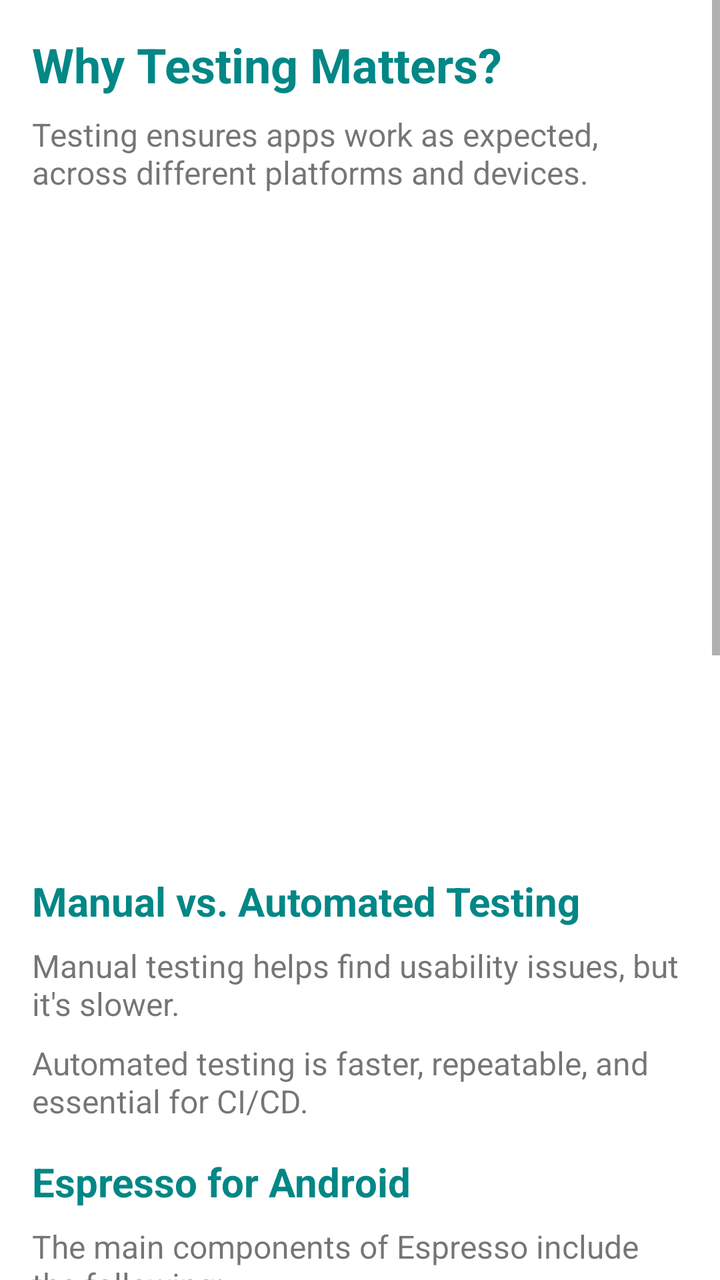
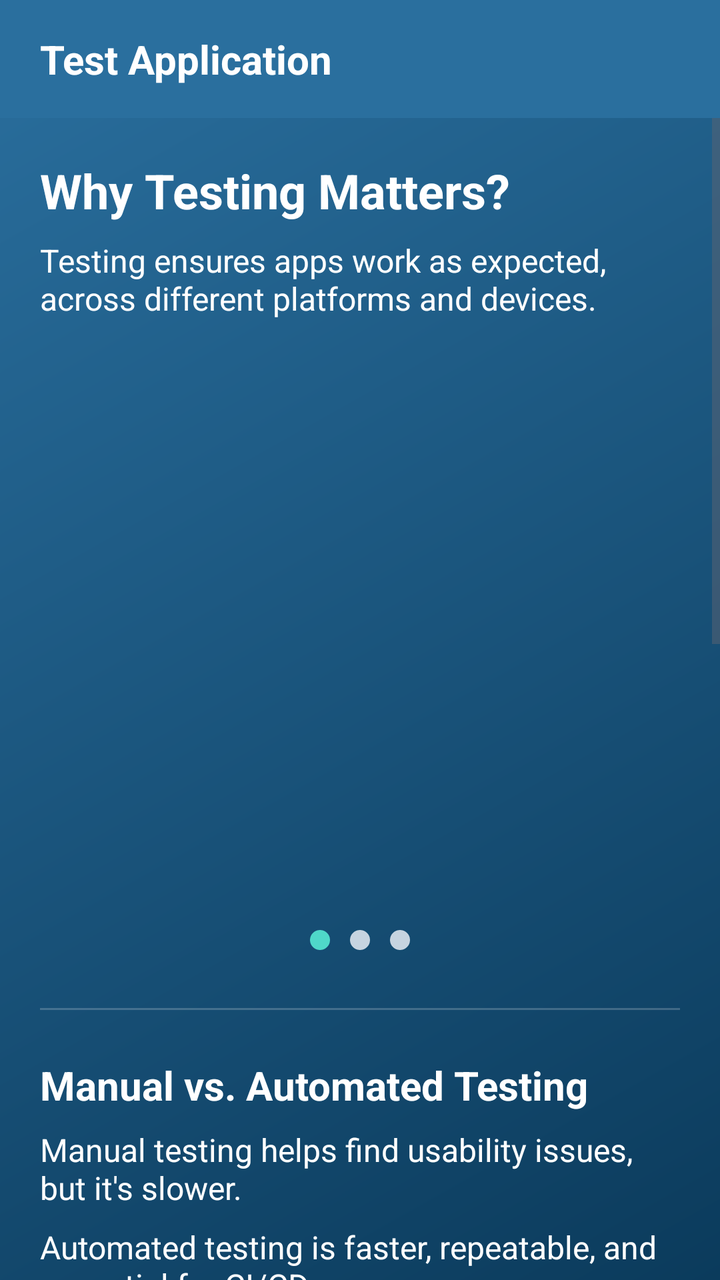

Before-and-after screenshots of an Android layout around one commit, followed by the original layout XML and the change that was made.
<!-- AndroidManifest.xml: application theme Theme.TestApplication -->
<!-- res/layout/activity_scrollable.xml -->
<?xml version="1.0" encoding="utf-8"?>
<ScrollView xmlns:android="http://schemas.android.com/apk/res/android"
    android:layout_width="match_parent"
    android:layout_height="match_parent"
    android:fillViewport="true">

    <LinearLayout
        android:layout_width="match_parent"
        android:layout_height="wrap_content"
        android:orientation="vertical"
        android:padding="16dp">

        
        <TextView
            android:id="@+id/title_text"
            android:layout_width="wrap_content"
            android:layout_height="wrap_content"
            android:text="@string/why_testing_matters_title"
            android:textColor="@color/teal_700"
            android:textSize="24sp"
            android:textStyle="bold"
            android:paddingBottom="8dp"/>

        
        <TextView
            android:id="@+id/intro_text"
            android:layout_width="wrap_content"
            android:layout_height="wrap_content"
            android:text="@string/why_testing_matters_body"
            android:textSize="16sp"
            android:paddingBottom="16dp"/>

        
        <androidx.viewpager2.widget.ViewPager2
            android:id="@+id/carousel"
            android:layout_width="match_parent"
            android:layout_height="260dp"
            android:clipToPadding="false"
            android:paddingTop="10dp"
            android:orientation="horizontal"/>

        
        <com.google.android.material.tabs.TabLayout
            android:id="@+id/tab_layout"
            android:layout_width="wrap_content"
            android:layout_height="wrap_content"
            android:layout_gravity="center_horizontal"
            android:paddingBottom="16dp"/>

        
        <TextView
            android:id="@+id/manual_vs_auto_title"
            android:textColor="@color/teal_700"

            android:layout_width="wrap_content"
            android:layout_height="wrap_content"
            android:text="@string/manual_vs_automated_testing_title"
            android:textSize="20sp"
            android:textStyle="bold"
            android:paddingBottom="8dp"/>

        <TextView
            android:id="@+id/manual_testing_text"
            android:layout_width="wrap_content"
            android:layout_height="wrap_content"
            android:text="@string/manual_vs_automated_testing_body"
            android:textSize="16sp"
            android:paddingBottom="8dp"/>

        <TextView
            android:id="@+id/automated_testing_text"
            android:layout_width="wrap_content"
            android:layout_height="wrap_content"
            android:text="@string/manual_vs_automated_testing_body2"
            android:textSize="16sp"
            android:paddingBottom="16dp"/>


        <TextView
            android:id="@+id/espresso_title"
            android:layout_width="wrap_content"
            android:layout_height="wrap_content"
            android:text="@string/espresso_for_android_title"
            android:textSize="20sp"
            android:textStyle="bold"
            android:textColor="@color/teal_700"
            android:paddingBottom="8dp"/>


        <TextView
            android:id="@+id/espresso_advanced_text"
            android:layout_width="wrap_content"
            android:layout_height="wrap_content"
            android:text="@string/espresso_subtext"
            android:textSize="16sp"
            android:paddingBottom="16dp"/>

        
        <Button
            android:id="@+id/start_learning_button"
            android:layout_width="wrap_content"
            android:layout_height="wrap_content"
            android:text="@string/start_learning_espresso_btn_text"
            android:background="@drawable/round_corners"
            android:textColor="#FFFFFF"
            android:textSize="10sp"
            android:layout_marginTop="80dp"/>
    </LinearLayout>
</ScrollView>
<!-- resources referenced by this layout -->
<resources>
  <color name="teal_700">#FF018786</color>
  <!-- drawable round_corners (drawable) -->
  <?xml version="1.0" encoding="utf-8"?>
  <shape xmlns:android="http://schemas.android.com/apk/res/android">
      <corners android:radius="24dp" />
      <solid android:color="#ec6002" />
  </shape>
  <string name="espresso_for_android_title">Espresso for Android</string>
  <string name="manual_vs_automated_testing_body">Manual testing helps find usability issues, but it\'s slower.</string>
  <string name="manual_vs_automated_testing_title">Manual vs. Automated Testing</string>
  <string name="start_learning_espresso_btn_text">Start Learning Espresso</string>
  <string name="why_testing_matters_title">Why Testing Matters?</string>
  <style name="Theme.TestApplication" parent="Theme.MaterialComponents.DayNight.DarkActionBar">
          
          <item name="colorPrimary">@color/purple_500</item>
          <item name="colorPrimaryVariant">@color/purple_700</item>
          <item name="colorOnPrimary">@color/white</item>
          
          <item name="colorSecondary">@color/teal_200</item>
          <item name="colorSecondaryVariant">@color/teal_700</item>
          <item name="colorOnSecondary">@color/black</item>
          
          <item name="android:statusBarColor">?attr/colorPrimaryVariant</item>
          
      </style>
  <color name="purple_500">#2c7da0</color>
  <color name="purple_700">#013a63</color>
  <color name="white">#FFFFFFFF</color>
  <color name="teal_200">#FF03DAC5</color>
  <color name="black">#FF000000</color>
  <!-- unchanged entries left out for length: 3 -->
</resources>

<!-- the commit's change to res/layout/activity_scrollable.xml (unified diff, before → after) -->
@@ -1,109 +1,174 @@
 <?xml version="1.0" encoding="utf-8"?>
-<ScrollView xmlns:android="http://schemas.android.com/apk/res/android"
+<LinearLayout xmlns:android="http://schemas.android.com/apk/res/android"
     android:layout_width="match_parent"
     android:layout_height="match_parent"
-    android:fillViewport="true">
+    android:background="@drawable/login_background"
+    android:orientation="vertical">
 
-    <LinearLayout
+    <include layout="@layout/app_header" />
+
+    <ScrollView
         android:layout_width="match_parent"
+        android:layout_height="0dp"
+        android:layout_weight="1"
+        android:fillViewport="true">
+
+        <LinearLayout
+            android:id="@+id/scrollable_content"
+            android:layout_width="match_parent"
+            android:layout_height="wrap_content"
+            android:orientation="vertical"
+            android:padding="20dp">
+
+            
+            <TextView
+                android:id="@+id/title_text"
+                android:layout_width="wrap_content"
+                android:layout_height="wrap_content"
+                android:paddingBottom="8dp"
+                android:text="@string/why_testing_matters_title"
+                android:textColor="@color/text_on_dark_primary"
+                android:textSize="24sp"
+                android:textStyle="bold" />
+
+            
+            <TextView
+                android:id="@+id/intro_text"
+                android:layout_width="wrap_content"
+                android:layout_height="wrap_content"
+                android:paddingBottom="20dp"
+                android:text="@string/why_testing_matters_body"
+                android:textColor="@color/text_on_dark_primary"
+                android:textSize="16sp" />
+
+            
+            <androidx.viewpager2.widget.ViewPager2
+                android:id="@+id/carousel"
+                android:layout_width="match_parent"
+                android:layout_height="280dp"
+                android:clipToPadding="false"
+                android:orientation="horizontal"
+                android:paddingTop="10dp" />
+
+            
+            <LinearLayout
+                android:layout_width="wrap_content"
+                android:layout_height="wrap_content"
+                android:layout_gravity="center_horizontal"
+                android:orientation="horizontal"
+                android:paddingBottom="24dp">
+
+                <View
+                    android:id="@+id/dot_1"
+                    android:layout_width="10dp"
+                    android:layout_height="10dp"
+                    android:layout_margin="5dp"
+                    android:background="@drawable/dot_selected" />
+
+                <View
+                    android:id="@+id/dot_2"
+                    android:layout_width="10dp"
+                    android:layout_height="10dp"
+                    android:layout_margin="5dp"
+                    android:background="@drawable/dot_unselected" />
+
+                <View
+                    android:id="@+id/dot_3"
+                    android:layout_width="10dp"
+                    android:layout_height="10dp"
+                    android:layout_margin="5dp"
+                    android:background="@drawable/dot_unselected" />
+            </LinearLayout>
+
+            <View
+                android:layout_width="match_parent"
+                android:layout_height="1dp"
+                android:layout_marginBottom="24dp"
+                android:background="@color/divider_on_dark" />
+
+            
+            <TextView
+                android:id="@+id/manual_vs_auto_title"
+                android:layout_width="wrap_content"
+                android:layout_height="wrap_content"
+                android:paddingBottom="8dp"
+                android:text="@string/manual_vs_automated_testing_title"
+                android:textColor="@color/text_on_dark_primary"
+                android:textSize="20sp"
+                android:textStyle="bold" />
+
+            <TextView
+                android:id="@+id/manual_testing_text"
+                android:layout_width="wrap_content"
+                android:layout_height="wrap_content"
+                android:paddingBottom="8dp"
+                android:text="@string/manual_vs_automated_testing_body"
+                android:textColor="@color/text_on_dark_primary"
+                android:textSize="16sp" />
+
+            <TextView
+                android:id="@+id/automated_testing_text"
+                android:layout_width="wrap_content"
+                android:layout_height="wrap_content"
+                android:paddingBottom="24dp"
+                android:text="@string/manual_vs_automated_testing_body2"
+                android:textColor="@color/text_on_dark_primary"
+                android:textSize="16sp" />
+
+            <View
+                android:layout_width="match_parent"
+                android:layout_height="1dp"
+                android:layout_marginBottom="24dp"
+                android:background="@color/divider_on_dark" />
+
+            <TextView
+                android:id="@+id/espresso_title"
+                android:layout_width="wrap_content"
+                android:layout_height="wrap_content"
+                android:paddingBottom="8dp"
+                android:text="@string/espresso_for_android_title"
+                android:textColor="@color/text_on_dark_primary"
+                android:textSize="20sp"
+                android:textStyle="bold" />
+
+            <TextView
+                android:id="@+id/espresso_advanced_text"
+                android:layout_width="wrap_content"
+                android:layout_height="wrap_content"
+                android:paddingBottom="16dp"
+                android:text="@string/espresso_subtext"
+                android:textColor="@color/text_on_dark_primary"
+                android:textSize="16sp" />
+
+            
+            <Button
+                android:id="@+id/start_learning_button"
+                style="@style/Widget.App.Button"
+                android:layout_width="match_parent"
+                android:layout_height="52dp"
+                android:layout_marginTop="40dp"
+                android:text="@string/start_learning_espresso_btn_text"
+                android:textSize="15sp" />
+        </LinearLayout>
+    </ScrollView>
+</LinearLayout>
+<!-- res/layout/app_header.xml (included above) -->
+<?xml version="1.0" encoding="utf-8"?>
+<LinearLayout xmlns:android="http://schemas.android.com/apk/res/android"
+    android:id="@+id/app_header"
+    android:layout_width="match_parent"
+    android:layout_height="wrap_content"
+    android:background="@color/purple_500"
+    android:orientation="vertical"
+    android:paddingBottom="16dp">
+
+    <TextView
+        android:layout_width="wrap_content"
         android:layout_height="wrap_content"
-        android:orientation="vertical"
-        android:padding="16dp">
-
-        
-        <TextView
-            android:id="@+id/title_text"
-            android:layout_width="wrap_content"
-            android:layout_height="wrap_content"
-            android:text="@string/why_testing_matters_title"
-            android:textColor="@color/teal_700"
-            android:textSize="24sp"
-            android:textStyle="bold"
-            android:paddingBottom="8dp"/>
-
-        
-        <TextView
-            android:id="@+id/intro_text"
-            android:layout_width="wrap_content"
-            android:layout_height="wrap_content"
-            android:text="@string/why_testing_matters_body"
-            android:textSize="16sp"
-            android:paddingBottom="16dp"/>
-
-        
-        <androidx.viewpager2.widget.ViewPager2
-            android:id="@+id/carousel"
-            android:layout_width="match_parent"
-            android:layout_height="260dp"
-            android:clipToPadding="false"
-            android:paddingTop="10dp"
-            android:orientation="horizontal"/>
-
-        
-        <com.google.android.material.tabs.TabLayout
-            android:id="@+id/tab_layout"
-            android:layout_width="wrap_content"
-            android:layout_height="wrap_content"
-            android:layout_gravity="center_horizontal"
-            android:paddingBottom="16dp"/>
-
-        
-        <TextView
-            android:id="@+id/manual_vs_auto_title"
-            android:textColor="@color/teal_700"
-
-            android:layout_width="wrap_content"
-            android:layout_height="wrap_content"
-            android:text="@string/manual_vs_automated_testing_title"
-            android:textSize="20sp"
-            android:textStyle="bold"
-            android:paddingBottom="8dp"/>
-
-        <TextView
-            android:id="@+id/manual_testing_text"
-            android:layout_width="wrap_content"
-            android:layout_height="wrap_content"
-            android:text="@string/manual_vs_automated_testing_body"
-            android:textSize="16sp"
-            android:paddingBottom="8dp"/>
-
-        <TextView
-            android:id="@+id/automated_testing_text"
-            android:layout_width="wrap_content"
-            android:layout_height="wrap_content"
-            android:text="@string/manual_vs_automated_testing_body2"
-            android:textSize="16sp"
-            android:paddingBottom="16dp"/>
-
-
-        <TextView
-            android:id="@+id/espresso_title"
-            android:layout_width="wrap_content"
-            android:layout_height="wrap_content"
-            android:text="@string/espresso_for_android_title"
-            android:textSize="20sp"
-            android:textStyle="bold"
-            android:textColor="@color/teal_700"
-            android:paddingBottom="8dp"/>
-
-
-        <TextView
-            android:id="@+id/espresso_advanced_text"
-            android:layout_width="wrap_content"
-            android:layout_height="wrap_content"
-            android:text="@string/espresso_subtext"
-            android:textSize="16sp"
-            android:paddingBottom="16dp"/>
-
-        
-        <Button
-            android:id="@+id/start_learning_button"
-            android:layout_width="wrap_content"
-            android:layout_height="wrap_content"
-            android:text="@string/start_learning_espresso_btn_text"
-            android:background="@drawable/round_corners"
-            android:textColor="#FFFFFF"
-            android:textSize="10sp"
-            android:layout_marginTop="80dp"/>
-    </LinearLayout>
-</ScrollView>
+        android:layout_marginStart="20dp"
+        android:layout_marginTop="16dp"
+        android:text="@string/app_name"
+        android:textColor="@color/white"
+        android:textSize="20sp"
+        android:textStyle="bold" />
+</LinearLayout>
<!-- resource entries referenced after the edit -->
@@ -1,18 +1,36 @@
 <!-- resources referenced by this layout -->
 <resources>
-  <color name="teal_700">#FF018786</color>
+  <color name="divider_on_dark">#33FFFFFF</color>
+  <color name="teal_700">#0E7490</color>
   <!-- drawable round_corners (drawable) -->
   <?xml version="1.0" encoding="utf-8"?>
-  <shape xmlns:android="http://schemas.android.com/apk/res/android">
-      <corners android:radius="24dp" />
-      <solid android:color="#ec6002" />
-  </shape>
+  <selector xmlns:android="http://schemas.android.com/apk/res/android">
+      <item android:state_pressed="true">
+          <shape android:shape="rectangle">
+              <corners android:radius="24dp" />
+              <solid android:color="@color/accent_pressed" />
+          </shape>
+      </item>
+      <item>
+          <shape android:shape="rectangle">
+              <corners android:radius="24dp" />
+              <solid android:color="@color/accent" />
+          </shape>
+      </item>
+  </selector>
   <string name="espresso_for_android_title">Espresso for Android</string>
   <string name="manual_vs_automated_testing_body">Manual testing helps find usability issues, but it\'s slower.</string>
   <string name="manual_vs_automated_testing_title">Manual vs. Automated Testing</string>
   <string name="start_learning_espresso_btn_text">Start Learning Espresso</string>
   <string name="why_testing_matters_title">Why Testing Matters?</string>
-  <style name="Theme.TestApplication" parent="Theme.MaterialComponents.DayNight.DarkActionBar">
+  <style name="Widget.App.Button" parent="Widget.AppCompat.Button">
+          <item name="android:background">@drawable/round_corners</item>
+          <item name="android:textColor">@color/white</item>
+          <item name="android:textAllCaps">false</item>
+          <item name="android:elevation">3dp</item>
+          <item name="android:stateListAnimator">@null</item>
+      </style>
+  <style name="Theme.TestApplication" parent="Theme.MaterialComponents.DayNight.NoActionBar">
           
           <item name="colorPrimary">@color/purple_500</item>
           <item name="colorPrimaryVariant">@color/purple_700</item>
@@ -22,14 +40,51 @@
           <item name="colorSecondaryVariant">@color/teal_700</item>
           <item name="colorOnSecondary">@color/black</item>
           
+          <item name="colorSurface">@color/surface</item>
+          <item name="colorOnSurface">@color/text_primary</item>
+          <item name="colorError">@color/error</item>
+          <item name="android:windowBackground">@color/background</item>
+          <item name="android:textColorPrimary">@color/text_primary</item>
+          <item name="android:textColorSecondary">@color/text_secondary</item>
+          
           <item name="android:statusBarColor">?attr/colorPrimaryVariant</item>
-          
       </style>
-  <color name="purple_500">#2c7da0</color>
-  <color name="purple_700">#013a63</color>
+  <color name="purple_500">#2A6F9E</color>
+  <color name="text_on_dark_primary">#FFFFFFFF</color>
+  <color name="purple_700">#0B3B5C</color>
   <color name="white">#FFFFFFFF</color>
-  <color name="teal_200">#FF03DAC5</color>
+  <!-- drawable dot_selected (drawable) -->
+  <?xml version="1.0" encoding="utf-8"?>
+  <shape xmlns:android="http://schemas.android.com/apk/res/android"
+      android:shape="oval">
+      <solid android:color="@color/teal_200" />
+  </shape>
+  <!-- drawable dot_unselected (drawable) -->
+  <?xml version="1.0" encoding="utf-8"?>
+  <shape xmlns:android="http://schemas.android.com/apk/res/android"
+      android:shape="oval">
+      <solid android:color="@color/text_on_dark_secondary" />
+  </shape>
+  <!-- drawable login_background (drawable) -->
+  <?xml version="1.0" encoding="utf-8"?>
+  <shape xmlns:android="http://schemas.android.com/apk/res/android"
+      android:shape="rectangle">
+      <gradient
+          android:angle="135"
+          android:startColor="@color/purple_700"
+          android:endColor="@color/purple_500" />
+  </shape>
+  <string name="app_name">Test Application</string>
+  <color name="teal_200">#4FD8C9</color>
+  <color name="text_on_dark_secondary">#C7D4E0</color>
   <color name="black">#FF000000</color>
+  <color name="surface">#FFFFFFFF</color>
+  <color name="text_primary">#1B1F24</color>
+  <color name="error">#D64545</color>
+  <color name="background">#F4F6F9</color>
+  <color name="text_secondary">#5B6472</color>
+  <color name="accent_pressed">#E6522F</color>
+  <color name="accent">#FF6B47</color>
   <!-- unchanged entries left out for length: 3 -->
 </resources>
 
